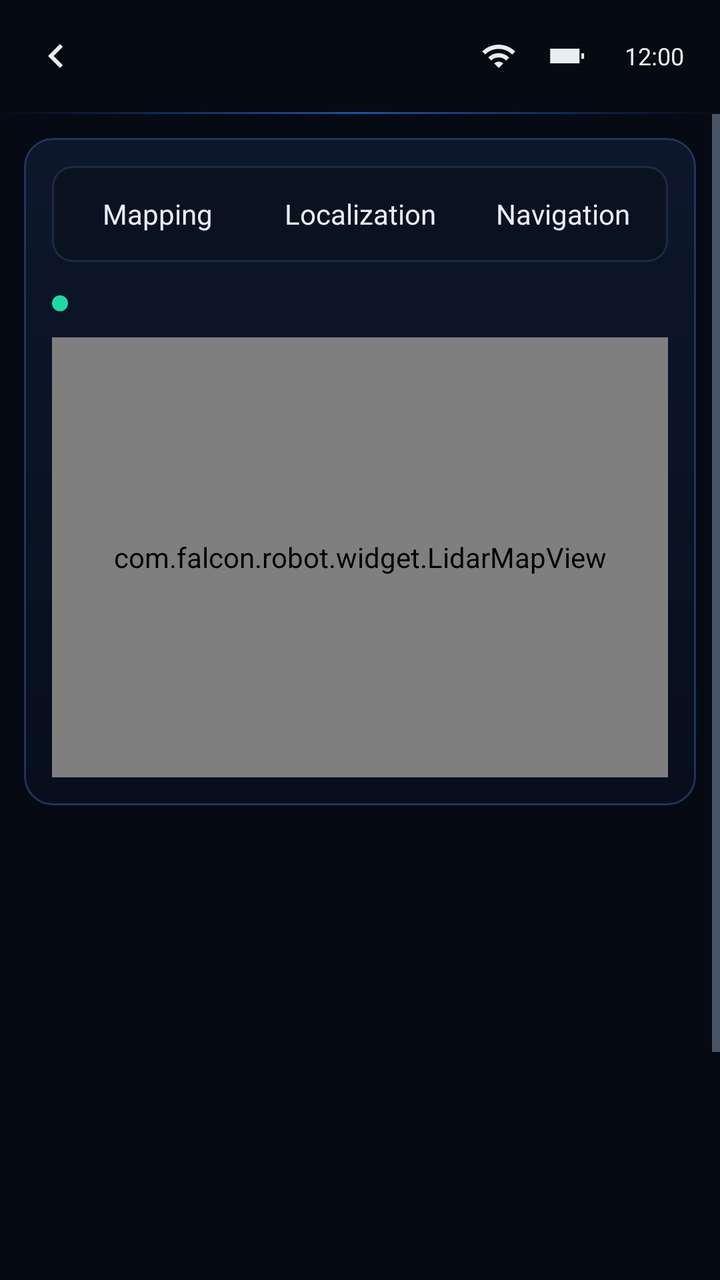
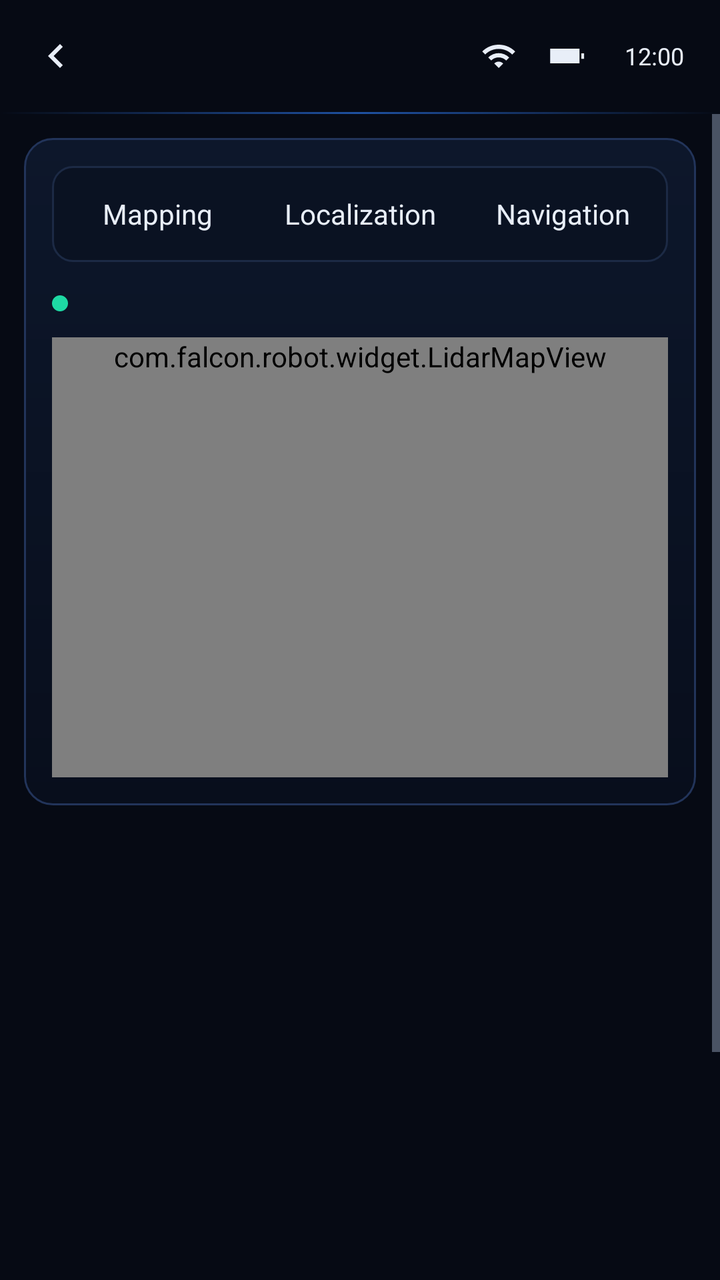

Screens rendered from an Android XML layout before and after an edit, with the pre-edit source and the edit as a unified diff.
<!-- AndroidManifest.xml: application theme Theme.RobotControl -->
<!-- res/layout/activity_lidar_slam.xml -->
<?xml version="1.0" encoding="utf-8"?>
<LinearLayout xmlns:android="http://schemas.android.com/apk/res/android"
    android:layout_width="match_parent"
    android:layout_height="match_parent"
    android:orientation="vertical">

    <include layout="@layout/view_page_header" />

    <ScrollView
        android:layout_width="match_parent"
        android:layout_height="0dp"
        android:layout_weight="1">

        <LinearLayout
            android:id="@+id/columns"
            android:layout_width="match_parent"
            android:layout_height="wrap_content"
            android:padding="@dimen/screen_padding">

            
            <LinearLayout
                style="@style/Panel"
                android:tag="1.8">

                <LinearLayout
                    android:layout_width="match_parent"
                    android:layout_height="wrap_content"
                    android:background="@drawable/bg_segment_group"
                    android:orientation="horizontal"
                    android:padding="4dp">

                    <TextView
                        android:id="@+id/mode_mapping"
                        style="@style/Segment"
                        android:text="@string/lidar_mapping" />

                    <TextView
                        android:id="@+id/mode_localization"
                        style="@style/Segment"
                        android:layout_marginStart="4dp"
                        android:text="@string/lidar_localization" />

                    <TextView
                        android:id="@+id/mode_navigation"
                        style="@style/Segment"
                        android:layout_marginStart="4dp"
                        android:text="@string/lidar_navigation" />
                </LinearLayout>

                <TextView
                    android:id="@+id/lidar_status"
                    style="@style/StatusText"
                    android:layout_marginTop="12dp"
                    android:drawableStart="@drawable/dot_teal"
                    android:textColor="@color/text_primary" />

                <com.falcon.robot.widget.LidarMapView
                    android:id="@+id/lidar_map"
                    android:layout_width="match_parent"
                    android:layout_height="@dimen/preview_height"
                    android:layout_marginTop="8dp"
                    android:background="@drawable/bg_status_box" />
            </LinearLayout>

            
            <LinearLayout
                style="@style/Column"
                android:tag="1">

                <LinearLayout style="@style/Panel">

                    <TextView
                        style="@style/SectionTitle"
                        android:text="@string/scan_data" />

                    <View style="@style/PanelDivider" />

                    <LinearLayout
                        android:layout_width="match_parent"
                        android:layout_height="36dp"
                        android:gravity="center_vertical"
                        android:orientation="horizontal">

                        <TextView
                            style="@style/FieldLabel"
                            android:layout_width="0dp"
                            android:layout_weight="1"
                            android:text="@string/scan_rate"
                            android:textSize="13sp" />

                        <TextView
                            android:id="@+id/stat_rate"
                            android:layout_width="wrap_content"
                            android:layout_height="wrap_content"
                            android:textColor="@color/text_primary"
                            android:textSize="13sp" />
                    </LinearLayout>

                    <LinearLayout
                        android:layout_width="match_parent"
                        android:layout_height="36dp"
                        android:gravity="center_vertical"
                        android:orientation="horizontal">

                        <TextView
                            style="@style/FieldLabel"
                            android:layout_width="0dp"
                            android:layout_weight="1"
                            android:text="@string/point_count"
                            android:textSize="13sp" />

                        <TextView
                            android:id="@+id/stat_points"
                            android:layout_width="wrap_content"
                            android:layout_height="wrap_content"
                            android:textColor="@color/text_primary"
                            android:textSize="13sp" />
                    </LinearLayout>

                    <LinearLayout
                        android:layout_width="match_parent"
                        android:layout_height="36dp"
                        android:gravity="center_vertical"
                        android:orientation="horizontal">

                        <TextView
                            style="@style/FieldLabel"
                            android:layout_width="0dp"
                            android:layout_weight="1"
                            android:text="@string/map_area"
                            android:textSize="13sp" />

                        <TextView
                            android:id="@+id/stat_area"
                            android:layout_width="wrap_content"
                            android:layout_height="wrap_content"
                            android:textColor="@color/text_primary"
                            android:textSize="13sp" />
                    </LinearLayout>

                    <LinearLayout
                        android:layout_width="match_parent"
                        android:layout_height="36dp"
                        android:gravity="center_vertical"
                        android:orientation="horizontal">

                        <TextView
                            style="@style/FieldLabel"
                            android:layout_width="0dp"
                            android:layout_weight="1"
                            android:text="@string/robot_pose"
                            android:textSize="13sp" />

                        <TextView
                            android:id="@+id/stat_pose"
                            android:layout_width="wrap_content"
                            android:layout_height="wrap_content"
                            android:textColor="@color/cyan"
                            android:textSize="13sp" />
                    </LinearLayout>
                </LinearLayout>

                <LinearLayout
                    style="@style/Panel"
                    android:layout_marginTop="@dimen/gap">

                    <TextView
                        style="@style/SectionTitle"
                        android:text="@string/controls" />

                    <TextView
                        android:id="@+id/btn_scan_toggle"
                        style="@style/ListAction"
                        android:drawableStart="@drawable/ic_stop"
                        android:text="@string/stop_scan" />

                    <TextView
                        android:id="@+id/btn_save_map"
                        style="@style/ListAction"
                        android:drawableStart="@drawable/ic_save"
                        android:text="@string/save_map" />

                    <TextView
                        android:id="@+id/btn_clear_map"
                        style="@style/ListAction"
                        android:drawableStart="@drawable/ic_delete"
                        android:text="@string/clear_map" />
                </LinearLayout>

                <LinearLayout
                    android:id="@+id/goals_panel"
                    style="@style/Panel"
                    android:layout_marginTop="@dimen/gap"
                    android:visibility="gone">

                    <TextView
                        style="@style/SectionTitle"
                        android:text="@string/nav_goals" />

                    <TextView
                        android:id="@+id/goal_dock"
                        style="@style/ListAction"
                        android:drawableStart="@drawable/ic_place"
                        android:text="@string/goal_dock" />

                    <TextView
                        android:id="@+id/goal_entrance"
                        style="@style/ListAction"
                        android:drawableStart="@drawable/ic_place"
                        android:text="@string/goal_entrance" />

                    <TextView
                        android:id="@+id/goal_kitchen"
                        style="@style/ListAction"
                        android:drawableStart="@drawable/ic_place"
                        android:text="@string/goal_kitchen" />

                    <TextView
                        android:id="@+id/goal_office"
                        style="@style/ListAction"
                        android:drawableStart="@drawable/ic_place"
                        android:text="@string/goal_office" />
                </LinearLayout>
            </LinearLayout>
        </LinearLayout>
    </ScrollView>
</LinearLayout>
<!-- res/layout/view_page_header.xml (included above) -->
<?xml version="1.0" encoding="utf-8"?>
<LinearLayout xmlns:android="http://schemas.android.com/apk/res/android"
    android:layout_width="match_parent"
    android:layout_height="wrap_content"
    android:orientation="vertical">

    <LinearLayout
        android:layout_width="match_parent"
        android:layout_height="56dp"
        android:gravity="center_vertical"
        android:orientation="horizontal"
        android:paddingLeft="6dp"
        android:paddingRight="18dp">

        <ImageButton
            android:id="@+id/header_back"
            android:layout_width="44dp"
            android:layout_height="44dp"
            android:background="?android:attr/selectableItemBackgroundBorderless"
            android:contentDescription="@string/back"
            android:src="@drawable/ic_back" />

        <TextView
            android:id="@+id/header_title"
            android:layout_width="0dp"
            android:layout_height="wrap_content"
            android:layout_marginStart="4dp"
            android:layout_weight="1"
            android:fontFamily="sans-serif-medium"
            android:singleLine="true"
            android:textColor="@color/text_primary"
            android:textSize="@dimen/title_text" />

        <include layout="@layout/view_system_status" />
    </LinearLayout>

    <View
        android:layout_width="match_parent"
        android:layout_height="1dp"
        android:background="@drawable/bg_top_divider" />
</LinearLayout>
<!-- res/layout/view_system_status.xml (included above) -->
<?xml version="1.0" encoding="utf-8"?>
<LinearLayout xmlns:android="http://schemas.android.com/apk/res/android"
    android:layout_width="wrap_content"
    android:layout_height="wrap_content"
    android:gravity="center_vertical"
    android:orientation="horizontal">

    <ImageView
        android:id="@+id/status_wifi"
        android:layout_width="18dp"
        android:layout_height="18dp"
        android:contentDescription="@string/wifi"
        android:src="@drawable/ic_wifi" />

    <ImageView
        android:layout_width="22dp"
        android:layout_height="22dp"
        android:layout_marginStart="14dp"
        android:contentDescription="@null"
        android:src="@drawable/ic_battery_h" />

    <TextView
        android:id="@+id/status_battery"
        android:layout_width="wrap_content"
        android:layout_height="wrap_content"
        android:layout_marginStart="4dp"
        android:textColor="@color/text_primary"
        android:textSize="12sp" />

    <TextClock
        android:layout_width="wrap_content"
        android:layout_height="wrap_content"
        android:layout_marginStart="14dp"
        android:format12Hour="h:mm"
        android:format24Hour="HH:mm"
        android:textColor="@color/text_primary"
        android:textSize="12sp" />
</LinearLayout>
<!-- resources referenced by this layout -->
<resources>
  <color name="cyan">#FF22D3EE</color>
  <color name="text_primary">#FFE8EEF8</color>
  <dimen name="gap">10dp</dimen>
  <dimen name="preview_height">220dp</dimen>
  <dimen name="screen_padding">12dp</dimen>
  <dimen name="title_text">18sp</dimen>
  <!-- drawable bg_segment_group (drawable) -->
  <?xml version="1.0" encoding="utf-8"?>
  <shape xmlns:android="http://schemas.android.com/apk/res/android" android:shape="rectangle">
      <corners android:radius="10dp" />
      <solid android:color="#FF0A1222" />
      <stroke android:width="1dp" android:color="#FF1C2A45" />
  </shape>
  <!-- drawable bg_status_box (drawable) -->
  <?xml version="1.0" encoding="utf-8"?>
  <shape xmlns:android="http://schemas.android.com/apk/res/android" android:shape="rectangle">
      <corners android:radius="12dp" />
      <solid android:color="#FF0A1428" />
      <stroke android:width="1dp" android:color="#FF1C2E52" />
  </shape>
  <!-- drawable bg_top_divider (drawable) -->
  <?xml version="1.0" encoding="utf-8"?>
  <shape xmlns:android="http://schemas.android.com/apk/res/android" android:shape="rectangle">
      <gradient
          android:centerColor="#992F80FF"
          android:endColor="#002F80FF"
          android:startColor="#002F80FF" />
  </shape>
  <!-- drawable dot_teal (drawable) -->
  <?xml version="1.0" encoding="utf-8"?>
  <shape xmlns:android="http://schemas.android.com/apk/res/android" android:shape="oval">
      <solid android:color="@color/teal" />
      <stroke android:width="1.5dp" android:color="@color/teal" />
      <size android:width="8dp" android:height="8dp" />
  </shape>
  <string name="back">Back</string>
  <string name="clear_map">Clear Map</string>
  <string name="controls">Controls</string>
  <string name="goal_dock">Charging Dock</string>
  <string name="goal_entrance">Entrance</string>
  <string name="goal_kitchen">Kitchen</string>
  <string name="goal_office">Office</string>
  <string name="lidar_localization">Localization</string>
  <string name="lidar_mapping">Mapping</string>
  <string name="lidar_navigation">Navigation</string>
  <string name="map_area">Map Area</string>
  <string name="nav_goals">Navigation Goals</string>
  <string name="point_count">Points</string>
  <string name="robot_pose">Robot Pose</string>
  <string name="save_map">Save Map</string>
  <string name="scan_data">Scan Data</string>
  <string name="scan_rate">Scan Rate</string>
  <string name="stop_scan">Stop Scan</string>
  <string name="wifi">Wi-Fi</string>
  <style name="Column">
          <item name="android:layout_width">match_parent</item>
          <item name="android:layout_height">wrap_content</item>
          <item name="android:orientation">vertical</item>
      </style>
  <style name="FieldLabel">
          <item name="android:layout_width">wrap_content</item>
          <item name="android:layout_height">wrap_content</item>
          <item name="android:textColor">@color/text_secondary</item>
          <item name="android:textSize">12sp</item>
      </style>
  <style name="StatusText">
          <item name="android:layout_width">wrap_content</item>
          <item name="android:layout_height">wrap_content</item>
          <item name="android:textSize">13sp</item>
          <item name="android:drawablePadding">8dp</item>
          <item name="android:gravity">center_vertical</item>
      </style>
  <color name="teal">#FF1ED9A4</color>
  <color name="red">#FFFF4D5E</color>
  <color name="text_secondary">#FF8A97AE</color>
  <!-- drawable bg_panel_divider (drawable) -->
  <?xml version="1.0" encoding="utf-8"?>
  <shape xmlns:android="http://schemas.android.com/apk/res/android" android:shape="rectangle">
      <solid android:color="@color/divider" />
  </shape>
  <color name="bg">#FF060A14</color>
  <color name="blue">#FF2F80FF</color>
  <color name="text_muted">#FF5D6A82</color>
  <color name="divider">#FF17233A</color>
  <!-- unchanged entries left out for length: 16 -->
</resources>

<!-- the commit's change to res/layout/activity_lidar_slam.xml (unified diff, before → after) -->
@@ -9,7 +9,8 @@
     <ScrollView
         android:layout_width="match_parent"
         android:layout_height="0dp"
-        android:layout_weight="1">
+        android:layout_weight="1"
+        android:fillViewport="true">
 
         <LinearLayout
             android:id="@+id/columns"
@@ -57,7 +58,9 @@
                 <com.falcon.robot.widget.LidarMapView
                     android:id="@+id/lidar_map"
                     android:layout_width="match_parent"
-                    android:layout_height="@dimen/preview_height"
+                    android:layout_height="0dp"
+                    android:layout_weight="1"
+                    android:minHeight="@dimen/preview_height"
                     android:layout_marginTop="8dp"
                     android:background="@drawable/bg_status_box" />
             </LinearLayout>
@@ -162,7 +165,8 @@
 
                 <LinearLayout
                     style="@style/Panel"
-                    android:layout_marginTop="@dimen/gap">
+                    android:layout_marginTop="@dimen/gap"
+                    android:layout_weight="1">
 
                     <TextView
                         style="@style/SectionTitle"
